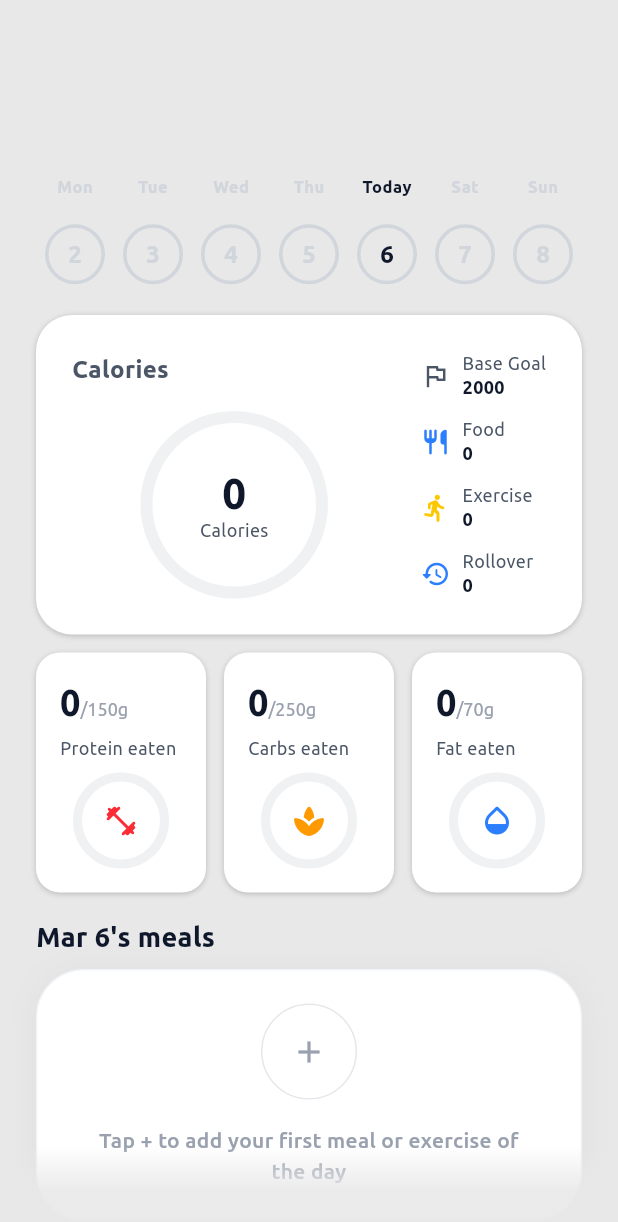
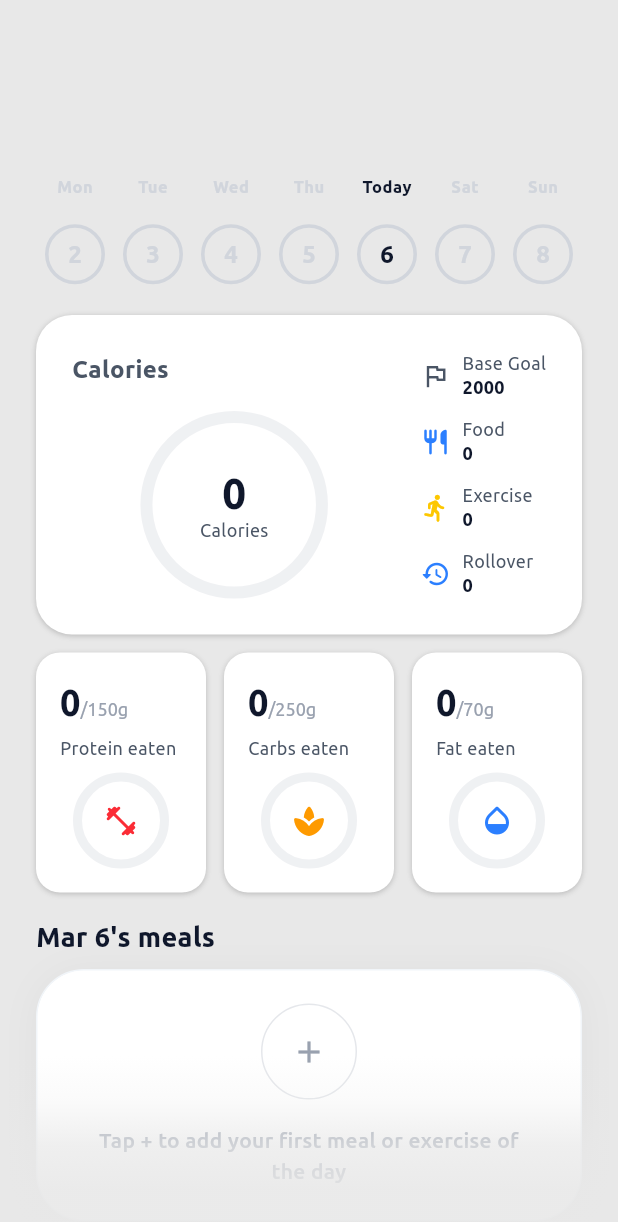
Before and after one commit to JakubAndras/foody, a Flutter app: the DashboardScreen screen opened directly, on a phone screen of 412 x 824 dp. Shown: the top 1222 px of the screen. Run offline on Flutter 3.47's test engine with Material 3 defaults, Android fonts, the phone set to English and light mode, and no system bars; our stand-ins replace camera, connectivity_plus, csv, dio, easy_localization, floor and 16 more; missing offline and left inert: home_widget, html_character_entities, liquid_glass_easy, mobile_scanner; accounts and stored records are empty; generated files the repository leaves out were written again.

Commit message:
tabbar changes

```diff
--- a/lib/app_theme.dart
+++ b/lib/app_theme.dart
@@ -211,7 +211,7 @@ class AppSizes {
   static const double legendDot = 10;
   static const double macroDot = 8;
   static const double macroDotSm = 6;
-  static const double navItemHeight = 48;
+  static const double navItemHeight = 56;
   static const double fabSize = 64;
   static const double fabIconSize = 24;
   static const double progressBarHeight = 8;
--- a/lib/screens/dashboard_screen.dart
+++ b/lib/screens/dashboard_screen.dart
@@ -108,7 +108,7 @@ class DashboardScreen extends GetView<_DashboardScreenController> {
                             right: 0,
                             child: IgnorePointer(
                               child: Container(
-                                height: 80,
+                                height: 104,
                                 decoration: BoxDecoration(
                                   gradient: LinearGradient(
                                     begin: Alignment.topCenter,
@@ -117,8 +117,8 @@ class DashboardScreen extends GetView<_DashboardScreenController> {
                                       AppColors.background,
                                       AppColors.background,
                                       AppColors.background,
-                                      AppColors.background.withValues(alpha: 0.8),
-                                      AppColors.background.withValues(alpha: 0)
+                                      AppColors.background.withValues(alpha: 0.9),
+                                      AppColors.background.withValues(alpha: 0.0)
                                     ],
                                   ),
                                 ),
@@ -131,7 +131,7 @@ class DashboardScreen extends GetView<_DashboardScreenController> {
                             right: 0,
                             child: IgnorePointer(
                               child: Container(
-                                height: 60,
+                                height: 120,
                                 decoration: BoxDecoration(
                                   gradient: LinearGradient(
                                     begin: Alignment.bottomCenter,
@@ -139,8 +139,8 @@ class DashboardScreen extends GetView<_DashboardScreenController> {
                                     colors: [
                                       AppColors.background.withValues(alpha: 0.9),
                                       AppColors.background.withValues(alpha: 0.9),
-                                      AppColors.background.withValues(alpha: 0.9),
-                                      AppColors.background.withValues(alpha: 0.45),
+                                      AppColors.background.withValues(alpha: 0.7),
+                                      AppColors.background.withValues(alpha: 0.2),
                                       AppColors.background.withValues(alpha: 0)
                                     ],
                                   ),
--- a/lib/screens/main_screen.dart
+++ b/lib/screens/main_screen.dart
@@ -31,7 +31,7 @@ class MainScreen extends GetView<MainScreenController> {
         final activeBody = MainScreenController.to.widgetOptions.elementAt(controller._selectedIndex.value);
         return LayoutBuilder(
           builder: (context, constraints) {
-            final double navWidth = constraints.maxWidth - AppSpacing.xxxl - AppSizes.fabSize - AppSpacing.s;
+            final double navWidth = constraints.maxWidth - AppSpacing.l - AppSizes.fabSize - AppSpacing.s - AppSpacing.l;
             final double actionLeft = constraints.maxWidth - AppSpacing.l - AppSizes.fabSize;
 
             final bool isDashboard = controller._selectedIndex.value == 0;
```
Also changed, not shown: lib/widgets/bottom_nav_bar.dart (+6 -3 lines).
